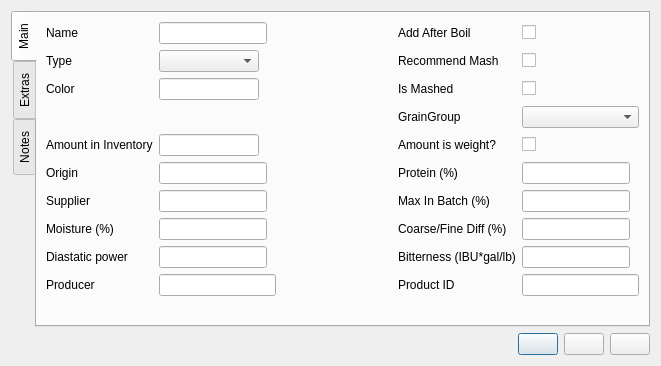
Above: ui/fermentableEditor.ui from Brewken/brewken before the change. Below: the same form after it.
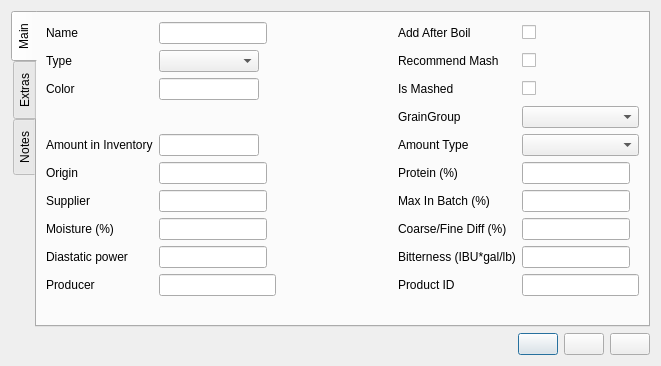
That is the form after the change. Icons and pictures are not drawn. Custom widgets are drawn as their Qt base class.

Commit message: Fix crash when changing yeast measurement type to count

Diff of the .ui file:
```diff
--- a/ui/fermentableEditor.ui
+++ b/ui/fermentableEditor.ui
@@ -299,7 +299,7 @@
           <string>Check it if the amount listed is in kg instead of L.</string>
          </property>
          <property name="text">
-          <string>Amount is weight?</string>
+          <string>Amount Type</string>
          </property>
          <property name="buddy">
           <cstring>checkBox_amountIsWeight</cstring>
@@ -307,7 +307,7 @@
         </widget>
        </item>
        <item row="6" column="4">
-        <widget class="SmartCheckBox" name="checkBox_amountIsWeight">
+        <widget class="BtComboBox" name="comboBox_amountType">
          <property name="sizePolicy">
           <sizepolicy hsizetype="Minimum" vsizetype="Fixed">
            <horstretch>0</horstretch>
@@ -315,10 +315,7 @@
           </sizepolicy>
          </property>
          <property name="toolTip">
-          <string>Checked if the given amount is weight instead of volume</string>
-         </property>
-         <property name="text">
-          <string/>
+          <string>Whether the amount is weight or volume</string>
          </property>
         </widget>
        </item>
@@ -969,11 +966,6 @@
    <extends>QComboBox</extends>
    <header>widgets/BtComboBox.h</header>
   </customwidget>
-  <customwidget>
-   <class>SmartCheckBox</class>
-   <extends>QCheckBox</extends>
-   <header>widgets/SmartCheckBox.h</header>
-  </customwidget>
   <customwidget>
    <class>SmartLabel</class>
    <extends>QLabel</extends>
```
Left out of the diff: 10 changed lines with no effect on the pictures. The commit also changes 40 other files.
